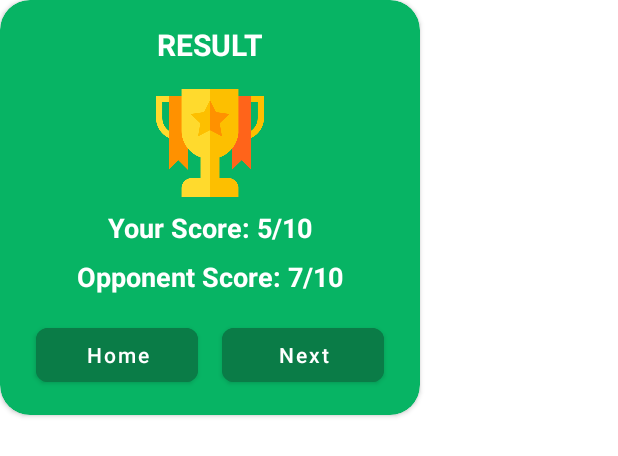
After one commit to Nurlibay/Online-Math-Game, an Android app: the layout dialog_result.xml on its own in the app's theme, with its tools: preview values and no code run, on a phone screen of 412 x 824 dp. The commit adds this screen. Shown: the top 456 px of the screen. Run offline under Robolectric (Android 15) with nearby library versions, the phone set to English and light mode, and no system bars.

Commit message:
result dialog added

```diff
--- a/app/src/main/java/uz/nurlibaydev/onlinemathgame/presentation/main/game/GameViewModel.kt
+++ b/app/src/main/java/uz/nurlibaydev/onlinemathgame/presentation/main/game/GameViewModel.kt
@@ -23,6 +23,9 @@ class GameViewModel(
         _currentQuestion.value = Resource.success(currentQuestion)
     }
 
+    private var _openResultDialog: MutableLiveData<Boolean> = MutableLiveData()
+    val openResultDialog: LiveData<Boolean> = _openResultDialog
+
     fun setAnswer(
         gameId: String,
         userType: Int,
@@ -32,6 +35,7 @@ class GameViewModel(
         mainRepository.setAnswers(gameId, userType, correctAnswers, inCorrectAnswers,
             {
                 _currentQuestion.value = Resource.success(++currentQuestion)
+                if(currentQuestion == 10) _openResultDialog.value = true
             },
             {
                 _currentQuestion.value = Resource.error("Unknown error occured!")
--- /dev/null
+++ b/app/src/main/res/layout/dialog_result.xml
@@ -0,0 +1,123 @@
+<?xml version="1.0" encoding="utf-8"?>
+<androidx.cardview.widget.CardView xmlns:android="http://schemas.android.com/apk/res/android"
+    xmlns:app="http://schemas.android.com/apk/res-auto"
+    xmlns:tools="http://schemas.android.com/tools"
+    android:id="@+id/card_view"
+    android:layout_width="280dp"
+    android:layout_height="wrap_content"
+    android:backgroundTint="@color/main_color"
+    android:elevation="@dimen/margin_standard"
+    android:maxWidth="320dp"
+    app:cardCornerRadius="20dp">
+
+    <androidx.constraintlayout.widget.ConstraintLayout
+        android:layout_width="match_parent"
+        android:layout_height="match_parent"
+        android:layout_gravity="center">
+
+        <androidx.appcompat.widget.AppCompatTextView
+            android:id="@+id/win_text"
+            android:layout_width="wrap_content"
+            android:layout_height="wrap_content"
+            android:layout_margin="@dimen/margin_standard"
+            android:text="@string/result"
+            android:textAllCaps="true"
+            android:textColor="@color/white"
+            android:textSize="20dp"
+            android:textStyle="bold"
+            app:layout_constraintEnd_toEndOf="parent"
+            app:layout_constraintStart_toStartOf="parent"
+            app:layout_constraintTop_toTopOf="parent"
+            tools:ignore="SpUsage" />
+
+        <androidx.appcompat.widget.AppCompatImageView
+            android:id="@+id/img_cup"
+            android:layout_width="72dp"
+            android:layout_height="72dp"
+            android:layout_marginVertical="@dimen/margin_standard"
+            android:src="@drawable/award"
+            app:layout_constraintBottom_toTopOf="@id/container_result"
+            app:layout_constraintEnd_toEndOf="parent"
+            app:layout_constraintStart_toStartOf="parent"
+            app:layout_constraintTop_toBottomOf="@id/win_text" />
+
+        <androidx.appcompat.widget.LinearLayoutCompat
+            android:id="@+id/container_result"
+            android:layout_width="match_parent"
+            android:layout_height="wrap_content"
+            android:layout_marginVertical="24dp"
+            android:gravity="center"
+            android:orientation="horizontal"
+            android:weightSum="2"
+            app:layout_constraintEnd_toEndOf="parent"
+            app:layout_constraintStart_toStartOf="parent"
+            app:layout_constraintTop_toBottomOf="@id/img_cup">
+
+        </androidx.appcompat.widget.LinearLayoutCompat>
+
+        <androidx.appcompat.widget.AppCompatTextView
+            android:id="@+id/tv_my_score"
+            android:layout_width="wrap_content"
+            android:layout_height="wrap_content"
+            android:layout_marginVertical="@dimen/margin_middle"
+            android:text="@string/your_score"
+            android:textColor="@color/white"
+            android:textSize="18sp"
+            android:textStyle="bold"
+            app:layout_constraintEnd_toEndOf="parent"
+            app:layout_constraintStart_toStartOf="parent"
+            app:layout_constraintTop_toBottomOf="@id/img_cup" />
+
+        <androidx.appcompat.widget.AppCompatTextView
+            android:id="@+id/tv_opponent_score"
+            android:layout_width="wrap_content"
+            android:layout_height="wrap_content"
+            android:layout_marginTop="@dimen/margin_middle"
+            android:text="@string/opponent_score"
+            android:textColor="@color/white"
+            android:textSize="18sp"
+            android:textStyle="bold"
+            app:layout_constraintEnd_toEndOf="parent"
+            app:layout_constraintStart_toStartOf="parent"
+            app:layout_constraintTop_toBottomOf="@id/tv_my_score" />
+
+        <androidx.appcompat.widget.LinearLayoutCompat
+            android:layout_width="match_parent"
+            android:layout_height="wrap_content"
+            android:layout_marginHorizontal="@dimen/margin_standard"
+            android:layout_marginVertical="@dimen/margin_standard"
+            android:orientation="horizontal"
+            app:layout_constraintBottom_toBottomOf="parent"
+            app:layout_constraintEnd_toEndOf="parent"
+            app:layout_constraintStart_toStartOf="parent"
+            app:layout_constraintTop_toBottomOf="@id/tv_opponent_score">
+
+            <com.google.android.material.button.MaterialButton
+                android:id="@+id/btn_home"
+                android:layout_width="wrap_content"
+                android:layout_height="wrap_content"
+                android:layout_marginHorizontal="@dimen/margin_middle"
+                android:layout_weight="1"
+                android:backgroundTint="@color/main_color_dark"
+                android:text="@string/home"
+                android:textAllCaps="false"
+                app:cornerRadius="@dimen/margin_middle"
+                tools:ignore="SpUsage" />
+
+            <com.google.android.material.button.MaterialButton
+                android:id="@+id/btn_next"
+                android:layout_width="wrap_content"
+                android:layout_height="wrap_content"
+                android:layout_marginHorizontal="@dimen/margin_middle"
+                android:layout_weight="1"
+                android:backgroundTint="@color/main_color_dark"
+                android:text="@string/next"
+                android:textAllCaps="false"
+                app:cornerRadius="@dimen/margin_middle"
+                tools:ignore="SpUsage" />
+
+        </androidx.appcompat.widget.LinearLayoutCompat>
+
+    </androidx.constraintlayout.widget.ConstraintLayout>
+
+</androidx.cardview.widget.CardView>
--- a/app/src/main/res/values/strings.xml
+++ b/app/src/main/res/values/strings.xml
@@ -29,4 +29,9 @@
     <string name="game_time">02:00</string>
     <string name="time">Time:</string>
     <string name="tv_question_status">Question: 5/10</string>
+    <string name="result">Result</string>
+    <string name="home">Home</string>
+    <string name="next">Next</string>
+    <string name="your_score">Your Score: 5/10</string>
+    <string name="opponent_score">Opponent Score: 7/10</string>
 </resources>
```
Also changed, not shown: app/src/main/java/uz/nurlibaydev/onlinemathgame/presentation/main/game/GameScreen.kt (+36 -1 lines), app/src/main/java/uz/nurlibaydev/onlinemathgame/presentation/main/game/WinDialog.kt (added, +45 -0 lines), app/src/main/res/drawable/award.png (added).
